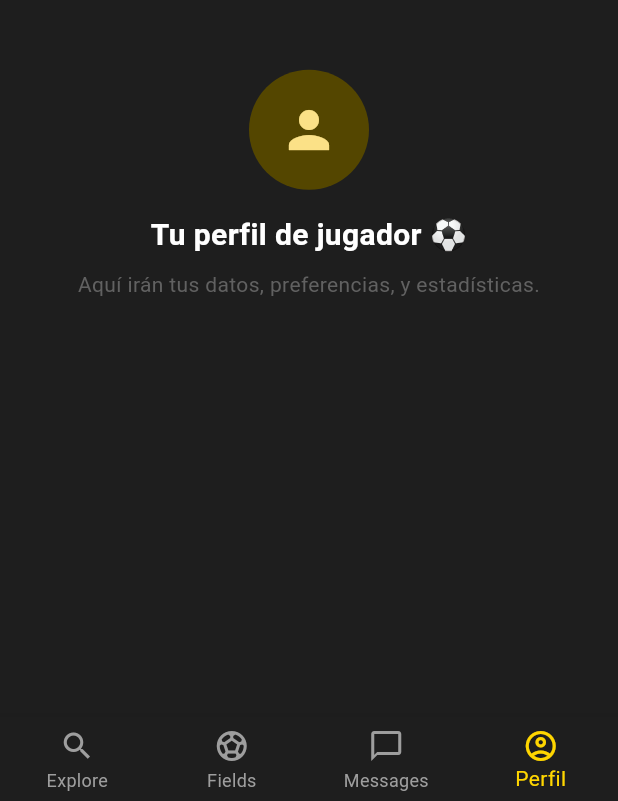
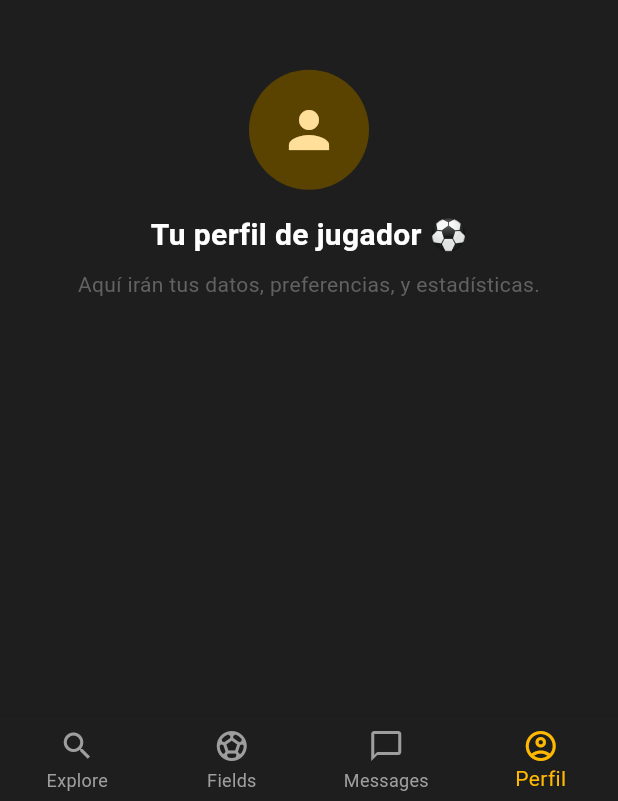
Before and after one commit to josealuzardo/perfil_demo, a Flutter app: the screen it shows after launch, item 4 of the bottom bar chosen, on a phone screen of 412 x 824 dp. Shown: the part 432-1233 px from the top of the screen. Run offline on Flutter 3.47's test engine with Material 3 defaults, Android fonts, the phone set to English and light mode, and no system bars.

Commit message:
feat(theme): set color theme from mock

```diff
--- a/lib/config/theme/app_theme.dart
+++ b/lib/config/theme/app_theme.dart
@@ -5,12 +5,12 @@ class AppTheme {
     useMaterial3: true,
     brightness: Brightness.dark,
     colorScheme: ColorScheme.fromSeed(
-      seedColor: Color(0xFFFFD600),
+      seedColor: Color.fromARGB(255, 255, 196, 0),
       brightness: Brightness.dark,
-      primary: Color(0xFFFFD600), // Amarillo vibrante
-      onPrimary: Colors.black,
-      secondary: Color(0xFFBDBDBD), // Gris claro
-      onSecondary: Colors.black,
+      primary: Color(0xFFFFB900), // Amarillo vibrante
+      onPrimary: Color(0xFF060606),
+      secondary: Color(0xFFFFB900), // Gris claro
+      onSecondary: Color(0xFF060606),
       surface: Color(0xFF1E1E1E),
       onSurface: Colors.white,
       error: Colors.red,
```
